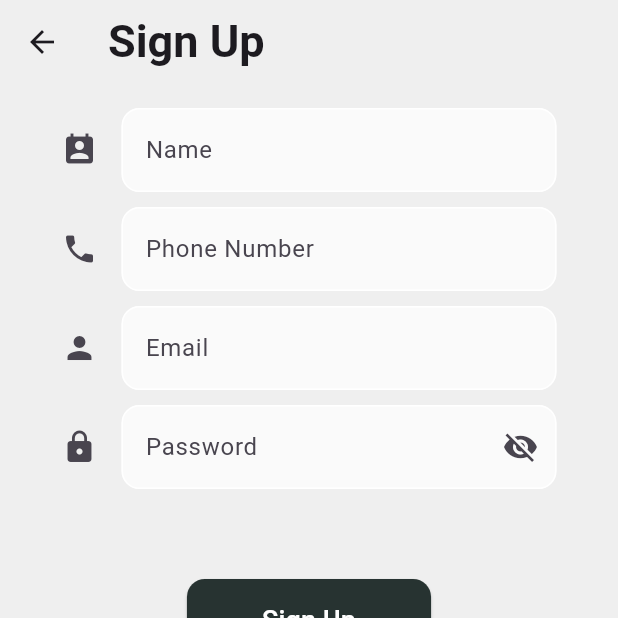
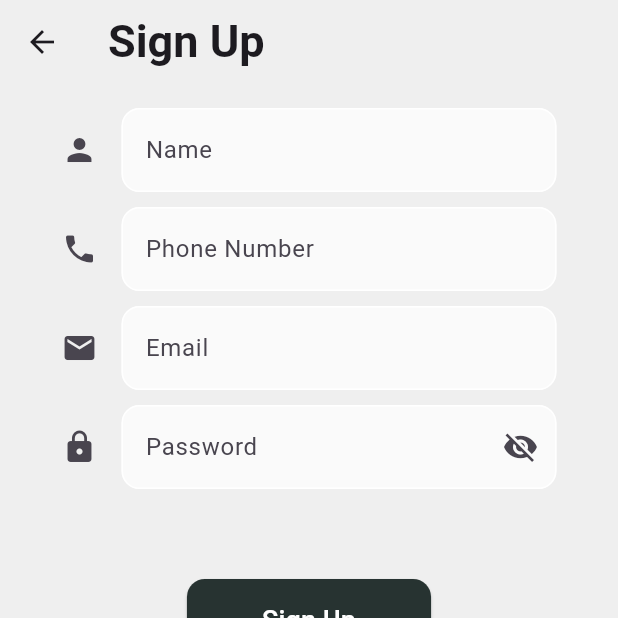
Before and after one commit to nadinnah/hadieaty-usingFlutter, a Flutter app: the screen it shows after launch, after a tap on "Login", after a tap on "Signup", on a phone screen of 412 x 824 dp, the top half of it. Run offline on Flutter 3.47's test engine with Material 3 defaults, Android fonts, the phone set to English and light mode, and no system bars; our stand-ins replace cloud_firestore, firebase_auth, firebase_core, google_fonts, image_picker, permission_handler and 2 more; accounts and stored records are empty.

Commit message:
changed icons of login and sign up

```diff
--- a/lib/views/auth/login_page.dart
+++ b/lib/views/auth/login_page.dart
@@ -71,7 +71,7 @@ class _LoginPageState extends State<LoginPage> {
                       },
                       controller: emailController,
                       decoration: InputDecoration(
-                        icon: Icon(Icons.person),
+                        icon: Icon(Icons.email),
                         enabledBorder: OutlineInputBorder(
                           borderSide: BorderSide(color: Colors.white),
                           borderRadius: BorderRadius.circular(12),
--- a/lib/views/auth/signup_page.dart
+++ b/lib/views/auth/signup_page.dart
@@ -81,7 +81,7 @@ class _SignupPageState extends State<SignupPage> {
                     },
                     controller: nameController,
                     decoration: InputDecoration(
-                      icon: Icon(Icons.perm_contact_cal),
+                      icon: Icon(Icons.person),
                       enabledBorder: OutlineInputBorder(
                         borderSide: BorderSide(color: Colors.white),
                         borderRadius: BorderRadius.circular(12),
@@ -136,7 +136,7 @@ class _SignupPageState extends State<SignupPage> {
                     },
                     controller: emailController,
                     decoration: InputDecoration(
-                      icon: Icon(Icons.person),
+                      icon: Icon(Icons.email),
                       enabledBorder: OutlineInputBorder(
                         borderSide: BorderSide(color: Colors.white),
                         borderRadius: BorderRadius.circular(12),
```
